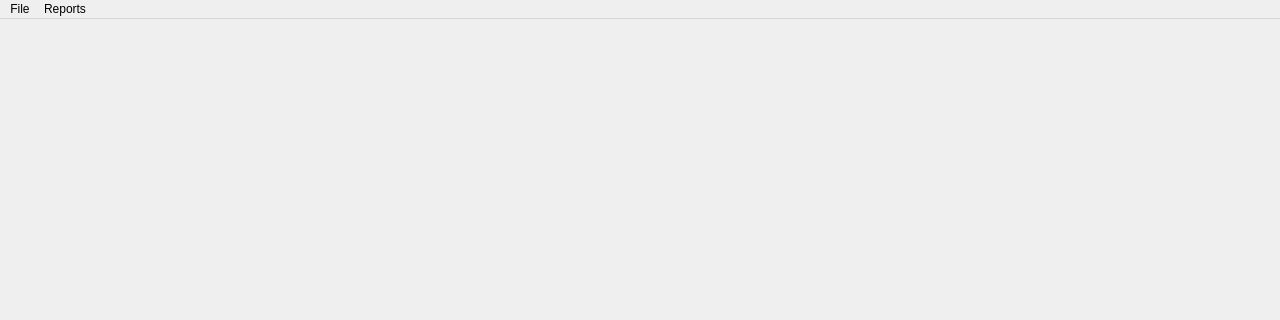
First picture: the form in mainwindow.ui, repository B-Minus-Programmers/jojibrush, before the edit; both pictures show x 0 to 1280 and y 0 to 320 of the 1280 by 720 pixel window.
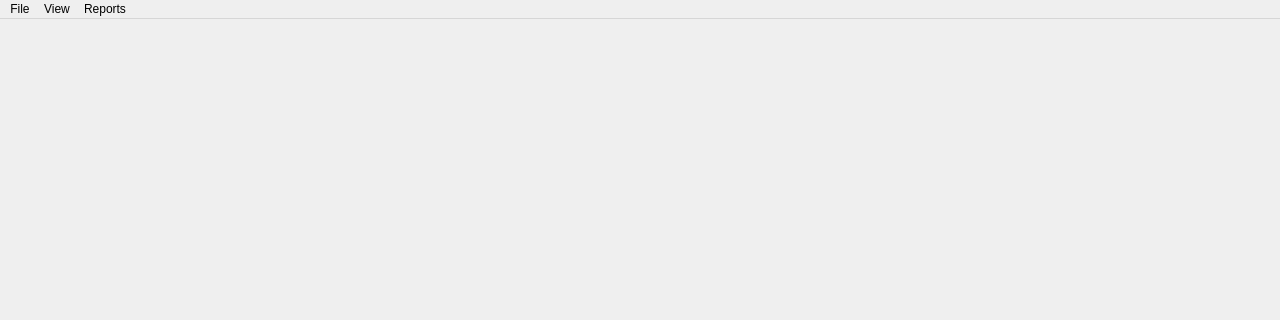
Second picture: the form after the edit. Icons and pictures are not drawn.

Commit message:
Add button for hiding Shape IDs (#60)
* Add button for hiding Shape IDs

* fix jojis monumental fuck up

* changed good braces to trash braces

Diff of the .ui file:
```diff
--- a/mainwindow.ui
+++ b/mainwindow.ui
@@ -24,7 +24,7 @@
      <x>0</x>
      <y>0</y>
      <width>1280</width>
-     <height>21</height>
+     <height>22</height>
     </rect>
    </property>
    <widget class="QMenu" name="menuFile">
@@ -46,7 +46,14 @@
     <addaction name="actionShape_Area_s"/>
     <addaction name="actionShape_Perimeters"/>
    </widget>
+   <widget class="QMenu" name="menuView">
+    <property name="title">
+     <string>View</string>
+    </property>
+    <addaction name="actionShow_Shape_IDs"/>
+   </widget>
    <addaction name="menuFile"/>
+   <addaction name="menuView"/>
    <addaction name="menuReports"/>
   </widget>
   <widget class="QStatusBar" name="statusBar"/>
```
Left out of the diff: 19 changed lines with no effect on the pictures. The commit also changes 4 other files.
